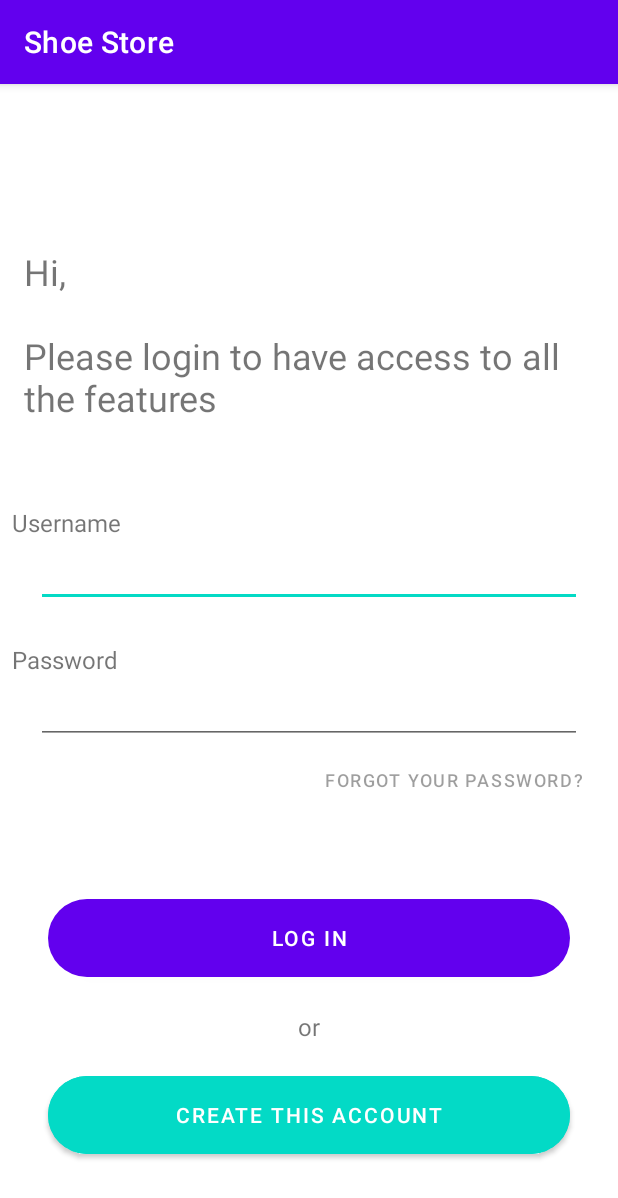
After one commit to Renan-Deldotti/Udacity_nd940_Shoe-Store, an Android app: the fragment LoginFragment shown on its own in the app's theme, on a phone screen of 412 x 824 dp. The commit adds this screen. Shown: the top 1198 px of the screen. Run offline under Robolectric (Android 15) with nearby library versions, the phone set to English and light mode, and no system bars; our stand-ins replace data binding.

Commit message:
Add login fragment

```diff
--- a/app/src/main/java/com/test/shoestore/MainActivity.kt
+++ b/app/src/main/java/com/test/shoestore/MainActivity.kt
@@ -2,10 +2,15 @@ package com.test.shoestore
 
 import androidx.appcompat.app.AppCompatActivity
 import android.os.Bundle
+import androidx.databinding.DataBindingUtil
+import com.test.shoestore.databinding.ActivityMainBinding
 
 class MainActivity : AppCompatActivity() {
+
+    private lateinit var activityMainBinding: ActivityMainBinding
+
     override fun onCreate(savedInstanceState: Bundle?) {
         super.onCreate(savedInstanceState)
-        setContentView(R.layout.activity_main)
+        activityMainBinding = DataBindingUtil.setContentView(this, R.layout.activity_main)
     }
 }
--- /dev/null
+++ b/app/src/main/java/com/test/shoestore/login/LoginFragment.kt
@@ -0,0 +1,20 @@
+package com.test.shoestore.login
+
+import android.os.Bundle
+import androidx.fragment.app.Fragment
+import android.view.LayoutInflater
+import android.view.View
+import android.view.ViewGroup
+import com.test.shoestore.R
+
+class LoginFragment : Fragment() {
+    companion object {}
+
+    override fun onCreateView(
+        inflater: LayoutInflater, container: ViewGroup?,
+        savedInstanceState: Bundle?
+    ): View? {
+        return inflater.inflate(R.layout.fragment_login, container, false)
+    }
+
+}
--- a/app/src/main/res/layout/activity_main.xml
+++ b/app/src/main/res/layout/activity_main.xml
@@ -1,18 +1,21 @@
 <?xml version="1.0" encoding="utf-8"?>
-<androidx.constraintlayout.widget.ConstraintLayout xmlns:android="http://schemas.android.com/apk/res/android"
+<layout xmlns:android="http://schemas.android.com/apk/res/android"
     xmlns:app="http://schemas.android.com/apk/res-auto"
-    xmlns:tools="http://schemas.android.com/tools"
-    android:layout_width="match_parent"
-    android:layout_height="match_parent"
-    tools:context=".MainActivity">
+    xmlns:tools="http://schemas.android.com/tools">
 
-    <TextView
-        android:layout_width="wrap_content"
-        android:layout_height="wrap_content"
-        android:text="Hello World!"
-        app:layout_constraintBottom_toBottomOf="parent"
-        app:layout_constraintEnd_toEndOf="parent"
-        app:layout_constraintStart_toStartOf="parent"
-        app:layout_constraintTop_toTopOf="parent" />
+    <LinearLayout
+        android:layout_width="match_parent"
+        android:layout_height="match_parent"
+        android:orientation="vertical"
+        tools:context=".MainActivity">
 
-</androidx.constraintlayout.widget.ConstraintLayout>
+        <androidx.fragment.app.FragmentContainerView
+            android:id="@+id/main_nav_host_fragment"
+            android:name="androidx.navigation.fragment.NavHostFragment"
+            android:layout_width="match_parent"
+            android:layout_height="match_parent"
+            app:defaultNavHost="true"
+            app:navGraph="@navigation/navigation" />
+
+    </LinearLayout>
+</layout>
--- /dev/null
+++ b/app/src/main/res/layout/fragment_login.xml
@@ -0,0 +1,118 @@
+<?xml version="1.0" encoding="utf-8"?>
+<layout xmlns:android="http://schemas.android.com/apk/res/android"
+    xmlns:app="http://schemas.android.com/apk/res-auto"
+    xmlns:tools="http://schemas.android.com/tools">
+
+    <androidx.constraintlayout.widget.ConstraintLayout
+        android:layout_width="match_parent"
+        android:layout_height="match_parent"
+        tools:context=".login.LoginFragment">
+
+        <TextView
+            android:id="@+id/welcomeLoginPageText"
+            android:layout_width="wrap_content"
+            android:layout_height="wrap_content"
+            android:padding="16dp"
+            android:text="@string/welcome_login_tv_text"
+            android:textSize="24sp"
+            app:layout_constraintBottom_toBottomOf="parent"
+            app:layout_constraintEnd_toEndOf="parent"
+            app:layout_constraintStart_toStartOf="parent"
+            app:layout_constraintTop_toTopOf="parent"
+            app:layout_constraintVertical_bias="0.15" />
+
+        <TextView
+            android:id="@+id/etUserNameLabel"
+            android:layout_width="wrap_content"
+            android:layout_height="wrap_content"
+            android:layout_marginHorizontal="8dp"
+            android:layout_marginTop="40dp"
+            android:text="@string/username"
+            android:textSize="16sp"
+            app:layout_constraintStart_toStartOf="parent"
+            app:layout_constraintTop_toBottomOf="@id/welcomeLoginPageText" />
+
+        <EditText
+            android:id="@+id/editTextUserName"
+            android:layout_width="0dp"
+            android:layout_height="wrap_content"
+            android:layout_marginHorizontal="24dp"
+            android:inputType="textPersonName"
+            app:layout_constraintEnd_toEndOf="parent"
+            app:layout_constraintStart_toStartOf="parent"
+            app:layout_constraintTop_toBottomOf="@id/etUserNameLabel" />
+
+        <TextView
+            android:id="@+id/etPasswordLabel"
+            android:layout_width="wrap_content"
+            android:layout_height="wrap_content"
+            android:layout_marginHorizontal="8dp"
+            android:layout_marginTop="24dp"
+            android:text="@string/password"
+            android:textSize="16sp"
+            app:layout_constraintStart_toStartOf="parent"
+            app:layout_constraintTop_toBottomOf="@id/editTextUserName" />
+
+        <EditText
+            android:id="@+id/editTextPassword"
+            android:layout_width="0dp"
+            android:layout_height="wrap_content"
+            android:layout_marginHorizontal="24dp"
+            android:inputType="textPassword"
+            app:layout_constraintEnd_toEndOf="parent"
+            app:layout_constraintStart_toStartOf="parent"
+            app:layout_constraintTop_toBottomOf="@id/etPasswordLabel" />
+
+        <com.google.android.material.button.MaterialButton
+            android:id="@+id/resetPasswordButton"
+            style="@style/Widget.MaterialComponents.Button.TextButton"
+            android:layout_width="wrap_content"
+            android:layout_height="wrap_content"
+            android:layout_marginHorizontal="16dp"
+            android:text="@string/reset_password_text"
+            android:textColor="@color/material_on_background_disabled"
+            android:textSize="12sp"
+            app:layout_constraintEnd_toEndOf="parent"
+            app:layout_constraintTop_toBottomOf="@id/editTextPassword" />
+
+        <com.google.android.material.button.MaterialButton
+            android:id="@+id/loginButton"
+            android:layout_width="0dp"
+            android:layout_height="64dp"
+            android:layout_marginHorizontal="32dp"
+            android:text="@string/log_in"
+            app:cornerRadius="32dp"
+            app:layout_constraintBottom_toTopOf="@id/loginOrCreateTV"
+            app:layout_constraintEnd_toEndOf="parent"
+            app:layout_constraintStart_toStartOf="parent"
+            app:layout_constraintTop_toBottomOf="@id/resetPasswordButton"
+            app:layout_constraintVertical_chainStyle="packed" />
+
+        <TextView
+            android:id="@+id/loginOrCreateTV"
+            android:layout_width="wrap_content"
+            android:layout_height="wrap_content"
+            android:layout_margin="16dp"
+            android:text="@string/loginOrCreateTV_text"
+            android:textSize="16sp"
+            app:layout_constraintBottom_toTopOf="@id/createAccountButton"
+            app:layout_constraintEnd_toEndOf="parent"
+            app:layout_constraintStart_toStartOf="parent"
+            app:layout_constraintTop_toBottomOf="@id/loginButton" />
+
+        <com.google.android.material.button.MaterialButton
+            android:id="@+id/createAccountButton"
+            android:layout_width="0dp"
+            android:layout_height="64dp"
+            android:layout_marginHorizontal="32dp"
+            android:text="@string/create_account_text"
+            android:backgroundTint="@color/design_default_color_secondary"
+            app:cornerRadius="32dp"
+            app:layout_constraintBottom_toBottomOf="parent"
+            app:layout_constraintEnd_toEndOf="parent"
+            app:layout_constraintStart_toStartOf="parent"
+            app:layout_constraintTop_toBottomOf="@id/loginOrCreateTV" />
+
+
+    </androidx.constraintlayout.widget.ConstraintLayout>
+</layout>
--- /dev/null
+++ b/app/src/main/res/menu/listview_optionsmenu.xml
@@ -0,0 +1,11 @@
+<?xml version="1.0" encoding="utf-8"?>
+<menu xmlns:android="http://schemas.android.com/apk/res/android"
+    xmlns:app="http://schemas.android.com/apk/res-auto">
+
+    <item
+        android:id="@+id/logoutMenuButton"
+        android:enabled="true"
+        android:title="@string/logout"
+        android:visible="true"
+        app:showAsAction="never" />
+</menu>
--- a/app/src/main/res/navigation/navigation.xml
+++ b/app/src/main/res/navigation/navigation.xml
@@ -1,6 +1,13 @@
 <?xml version="1.0" encoding="utf-8"?>
 <navigation xmlns:android="http://schemas.android.com/apk/res/android"
     xmlns:app="http://schemas.android.com/apk/res-auto"
-    android:id="@+id/navigation">
+    xmlns:tools="http://schemas.android.com/tools"
+    android:id="@+id/navigation"
+    app:startDestination="@id/loginFragment">
 
+    <fragment
+        android:id="@+id/loginFragment"
+        android:name="com.test.shoestore.login.LoginFragment"
+        android:label="fragment_login"
+        tools:layout="@layout/fragment_login" />
 </navigation>
--- a/app/src/main/res/values/strings.xml
+++ b/app/src/main/res/values/strings.xml
@@ -1,3 +1,14 @@
 <resources>
     <string name="app_name">Shoe Store</string>
+    <string name="logout">Logout</string>
+    <string name="hello_blank_fragment">Hello fragment</string>
+    <string name="password">Password</string>
+    <string name="welcome_login_tv_text">Hi,\n\nPlease login to have access to all the features</string>
+    <string name="username">Username</string>
+    <string name="et_username_hint">My best username</string>
+    <string name="et_password_hint">My most difficult password</string>
+    <string name="reset_password_text">Forgot your password?</string>
+    <string name="log_in">Log in</string>
+    <string name="create_account_text">Create this account</string>
+    <string name="loginOrCreateTV_text">or</string>
 </resources>
```
Also changed, not shown: 1 other file.
